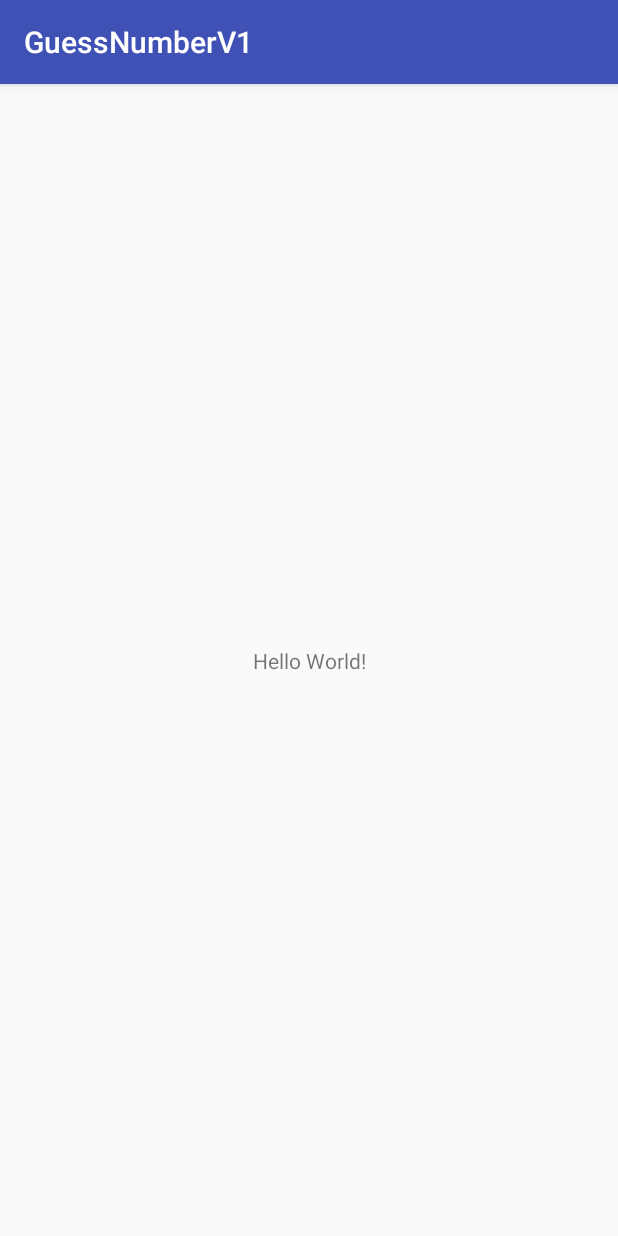
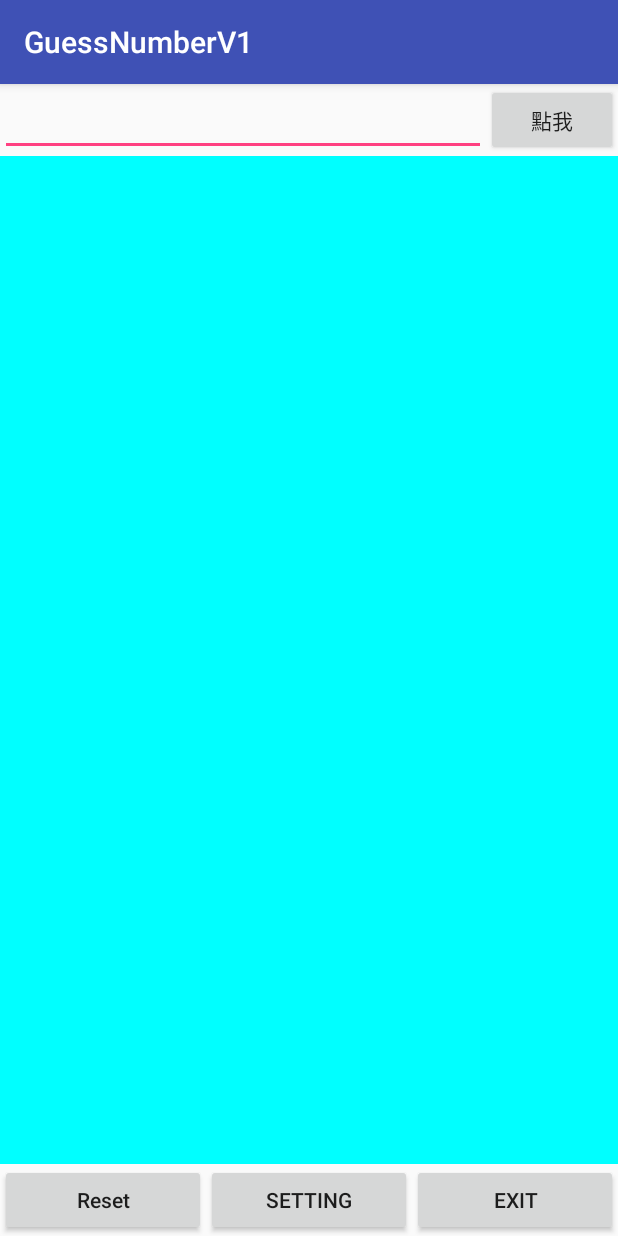
Before and after one commit to saykishish/GuessNumberV1, an Android app: the screen it shows after launch (MainActivity), on a phone screen of 412 x 824 dp. Run offline under Robolectric (Android 15) with nearby library versions, the phone set to English and light mode, and no system bars.

Commit message:
2018-03-08 03:37pm

```diff
--- a/app/src/main/java/com/example/asus/guessnumberv1/MainActivity.java
+++ b/app/src/main/java/com/example/asus/guessnumberv1/MainActivity.java
@@ -1,13 +1,47 @@
 package com.example.asus.guessnumberv1;
+
 
 import android.support.v7.app.AppCompatActivity;
 import android.os.Bundle;
+import android.view.View;
+import android.widget.Button;
+import android.widget.EditText;
+import android.widget.TextView;
 
-public class MainActivity extends AppCompatActivity {
+public class MainActivity extends AppCompatActivity
+{
+    private Button guess;
+    private EditText input;
+    private TextView log, mesg;
+
 
     @Override
-    protected void onCreate(Bundle savedInstanceState) {
+    protected void onCreate(Bundle savedInstanceState)
+    {
         super.onCreate(savedInstanceState);
         setContentView(R.layout.activity_main);
-    }
-}
+
+        guess = findViewById(R.id.guess);
+        input = findViewById(R.id.input);
+        log = findViewById(R.id.log);
+
+        guess.setOnClickListener(new View.OnClickListener()
+        {
+            @Override
+            public void onClick(View view) {
+                doGuess();
+            }
+        });//guess setOnClick
+
+    }//onCreate
+
+    private void doGuess()
+    {
+        //取得 輸入 顯示於textView中
+        String strInput = input.getText().toString();
+        log.setText(strInput);
+
+    }//doGuess()
+
+
+}//CLASS
--- a/app/src/main/res/layout/activity_main.xml
+++ b/app/src/main/res/layout/activity_main.xml
@@ -1,18 +1,94 @@
 <?xml version="1.0" encoding="utf-8"?>
-<android.support.constraint.ConstraintLayout xmlns:android="http://schemas.android.com/apk/res/android"
+<RelativeLayout
+    xmlns:android="http://schemas.android.com/apk/res/android"
     xmlns:app="http://schemas.android.com/apk/res-auto"
     xmlns:tools="http://schemas.android.com/tools"
     android:layout_width="match_parent"
     android:layout_height="match_parent"
     tools:context="com.example.asus.guessnumberv1.MainActivity">
 
+    <RelativeLayout
+        android:id="@+id/top"
+        android:layout_width="wrap_content"
+        android:layout_height="wrap_content">
+
+        <Button
+            android:id="@+id/guess"
+            android:layout_width="wrap_content"
+            android:layout_height="wrap_content"
+            android:text="點我"
+            android:layout_alignParentRight="true"
+            />
+
+        <EditText
+            android:id="@+id/input"
+            android:layout_width="wrap_content"
+            android:layout_height="wrap_content"
+            android:layout_toLeftOf="@id/guess"
+            android:layout_alignTop="@id/guess"
+            android:layout_alignBottom="@id/guess"
+            android:layout_alignParentLeft="true"
+            />
+
+
+    </RelativeLayout>
+
+    <LinearLayout
+        android:id="@+id/fotter"
+        android:layout_width="match_parent"
+        android:layout_height="wrap_content"
+        android:layout_alignParentBottom="true"
+        android:orientation="horizontal"
+        >
+
+        <Button
+            android:layout_width="0dp"
+            android:layout_height="wrap_content"
+            android:layout_weight="1"
+            android:text="Reset"
+            android:textAllCaps="false"
+            />
+        <Button
+            android:layout_width="0dp"
+            android:layout_height="wrap_content"
+            android:layout_weight="1"
+            android:text="Setting"
+            />
+        <Button
+            android:layout_width="0dp"
+            android:layout_height="wrap_content"
+            android:layout_weight="1"
+            android:text="Exit"
+            />
+
+
+    </LinearLayout>
+
+    <ScrollView
+        android:layout_width="match_parent"
+        android:layout_height="match_parent"
+        android:background="#0ff"
+        android:layout_below="@id/top"
+        android:layout_above="@id/fotter"
+        >
+        <TextView
+            android:id="@+id/log"
+            android:layout_height="match_parent"
+            android:layout_width="match_parent"
+            android:textSize="24sp"
+            android:textColor="#00f"
+            />
+    </ScrollView>
+
     <TextView
+        android:id="@+id/mesg"
         android:layout_width="wrap_content"
         android:layout_height="wrap_content"
-        android:text="Hello World!"
-        app:layout_constraintBottom_toBottomOf="parent"
-        app:layout_constraintLeft_toLeftOf="parent"
-        app:layout_constraintRight_toRightOf="parent"
-        app:layout_constraintTop_toTopOf="parent" />
+        android:layout_centerInParent="true"
+        android:text="WINNER"
+        android:textSize="50sp"
+        android:background="#ff0"
+        android:visibility="gone"
+        />
 
-</android.support.constraint.ConstraintLayout>
+</RelativeLayout>
```
